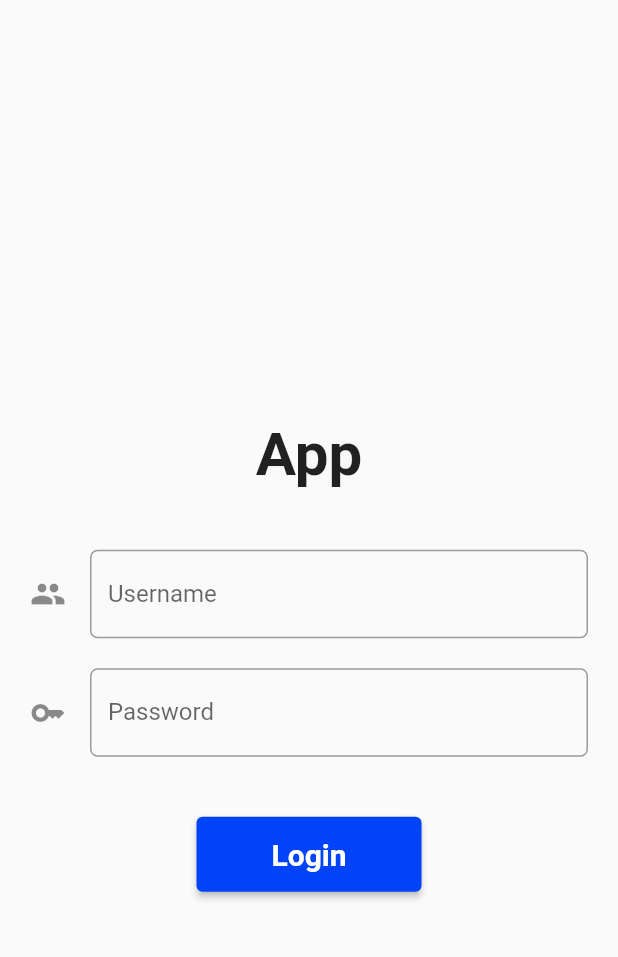
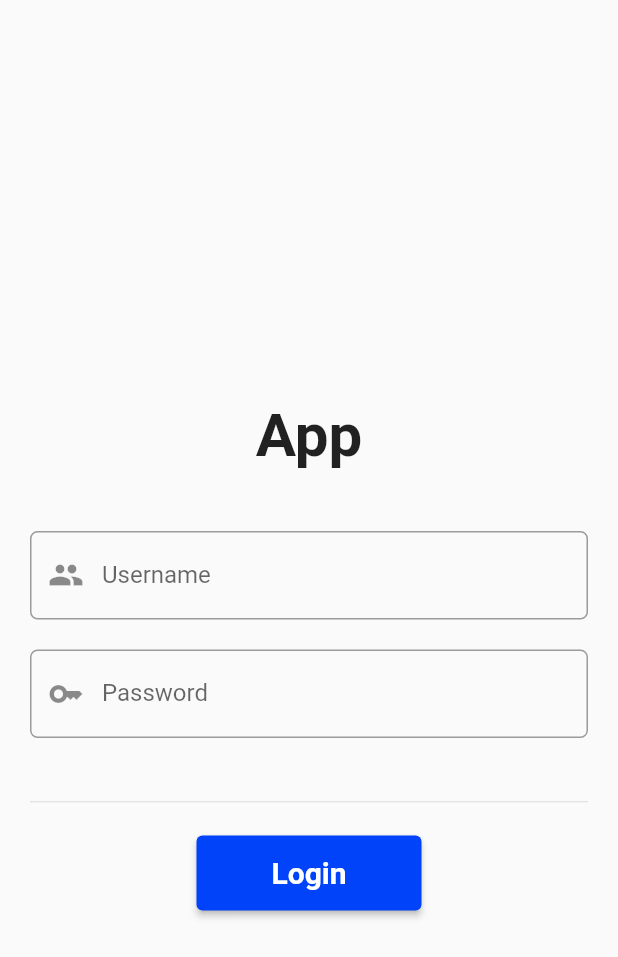
Before and after one commit to Whyu2/App_flutter, a Flutter app: the screen it shows after launch, on a phone screen of 412 x 824 dp. Shown: the top 957 px of the screen. Run offline on Flutter 3.47's test engine with Material 2 defaults, Android fonts, the phone set to English and light mode, and no system bars; our stand-ins replace dropdown_search, shared_preferences.

Commit message:
fix icon

```diff
--- a/lib/main.dart
+++ b/lib/main.dart
@@ -60,9 +60,9 @@ class MyLoginFormState extends State<MyLoginForm> {
                 //form username
                 TextFormField(
                   decoration: new InputDecoration(
+                    prefixIcon: Icon(Icons.people),
                     hintText: "Masukan Username ",
                     labelText: "Username",
-                    icon: Icon(Icons.people),
                     border: OutlineInputBorder(
                         borderRadius: new BorderRadius.circular(5.0)),
                   ),
@@ -76,10 +76,11 @@ class MyLoginFormState extends State<MyLoginForm> {
                 SizedBox(height: 20),
                 //form username
                 TextFormField(
+                  obscureText: true,
                   decoration: new InputDecoration(
+                    prefixIcon: Icon(Icons.key),
                     hintText: "Masukkan Password ",
                     labelText: "Password",
-                    icon: Icon(Icons.key),
                     border: OutlineInputBorder(
                         borderRadius: new BorderRadius.circular(5.0)),
                   ),
@@ -91,6 +92,10 @@ class MyLoginFormState extends State<MyLoginForm> {
                   },
                 ),
                 SizedBox(height: 40),
+                Divider(
+                  height: 5.0,
+                ),
+                SizedBox(height: 20),
                 ElevatedButton(
                   style: ElevatedButton.styleFrom(
                     backgroundColor: Color.fromARGB(255, 0, 67, 249),
```
Also changed, not shown: lib/home.dart (+19 -8 lines).
